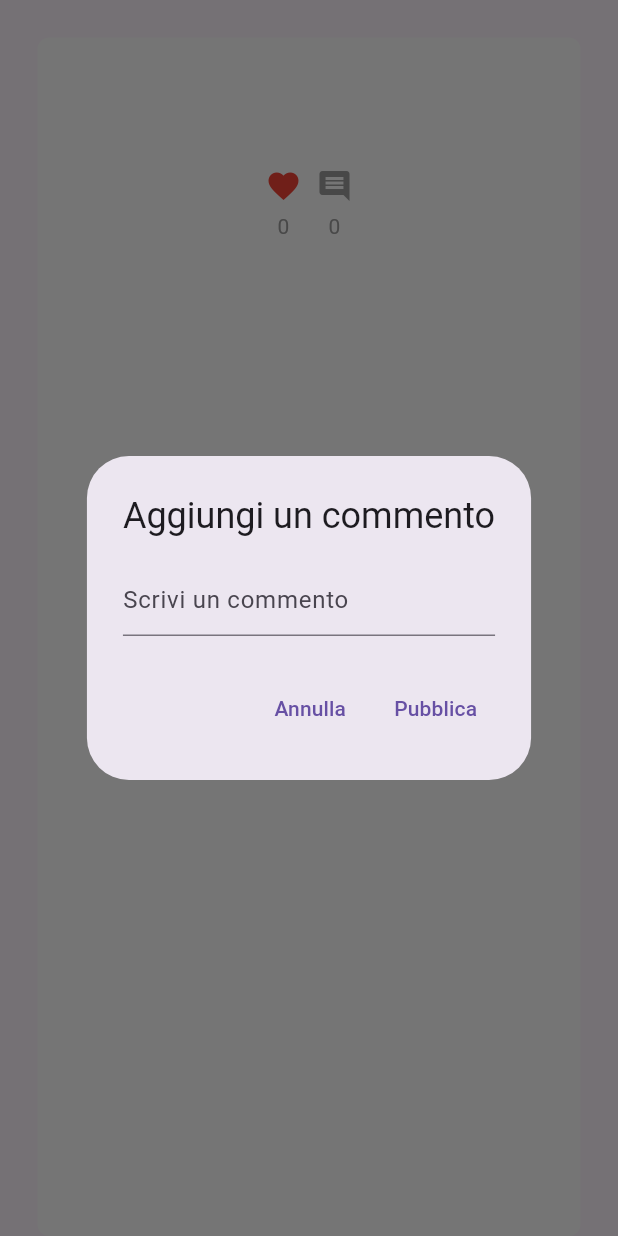
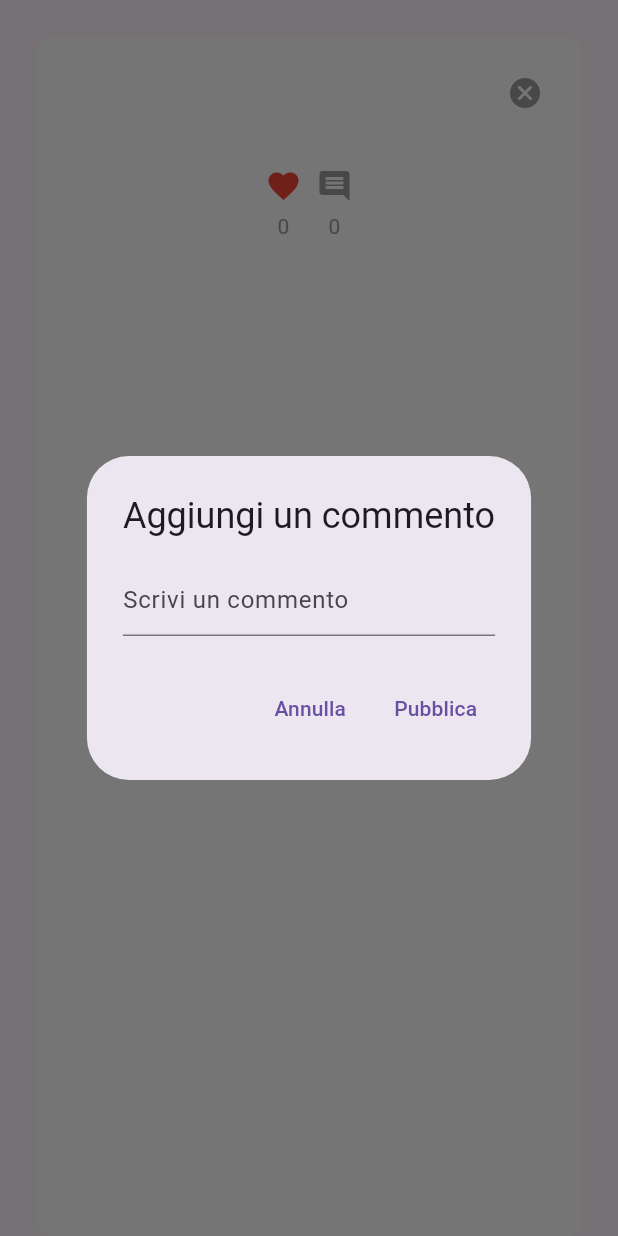
Before and after one commit to RaderRavvi/PeerPrep, a Flutter app: the WallPost widget shown alone on an empty page, opened directly with empty values, after a tap on the "favorite outline" icon, after a tap on the "comment" icon, on a phone screen of 412 x 824 dp. Run offline on Flutter 3.47's test engine with Material 3 defaults, Android fonts, the phone set to English and light mode, and no system bars; our stand-ins replace cloud_firestore, firebase_auth, firebase_core, firebase_storage, google_fonts; accounts and stored records are empty.

Commit message:
feat: delete post button
added a button to delete posts from the database

```diff
--- a/lib/screens/homepage/homepage.dart
+++ b/lib/screens/homepage/homepage.dart
@@ -18,7 +18,7 @@ class _HomePageState extends State<HomePage> {
     return Scaffold(
       backgroundColor: Colors.grey[300],
       appBar: AppBar(
-        title: Text(
+        title: const Text(
           'PeerPrep'
         ),
         titleTextStyle: const TextStyle(
@@ -49,7 +49,8 @@ class _HomePageState extends State<HomePage> {
                           .doc(Utils.currentUid())
                           .collection('posts')
                           .orderBy(
-                            'TimeStamp'
+                            'TimeStamp',
+                            descending: true,
                           ).snapshots(),
                 builder: (context, snapshot) {
                   if(snapshot.hasData) {
--- /dev/null
+++ b/lib/widgets/buttons/delete_button.dart
@@ -0,0 +1,17 @@
+import 'package:flutter/material.dart';
+
+class DeleteButton extends StatelessWidget {
+  final void Function()? onTap;
+  const DeleteButton({super.key, this.onTap});
+
+  @override
+  Widget build(BuildContext context) {
+    return GestureDetector(
+      onTap: onTap,
+      child: const Icon(
+        Icons.cancel,
+        color: Colors.grey,
+      ),
+    );
+  }
+}
--- a/lib/widgets/wall_post.dart
+++ b/lib/widgets/wall_post.dart
@@ -5,6 +5,7 @@ import 'package:peerprep2/services/homepage_service.dart';
 import 'package:peerprep2/utils/firebase.dart';
 import 'package:peerprep2/utils/utils.dart';
 import 'package:peerprep2/widgets/buttons/comment_button.dart';
+import 'package:peerprep2/widgets/buttons/delete_button.dart';
 import 'package:peerprep2/widgets/buttons/like_button.dart';
 import 'package:peerprep2/widgets/comment.dart';
 
@@ -68,6 +69,11 @@ class _WallPostState extends State<WallPost> {
         crossAxisAlignment: CrossAxisAlignment.start,
         children: [
           // Post
+          Row(
+            mainAxisAlignment: MainAxisAlignment.spaceBetween,
+            crossAxisAlignment: CrossAxisAlignment.start,
+            children: [
+              // Gruppo di testo (messaggio + username)
               Column(
                 crossAxisAlignment: CrossAxisAlignment.start,
                 children: [
@@ -78,6 +84,14 @@ class _WallPostState extends State<WallPost> {
                   Text(
                     widget.user,
                     style: const TextStyle(color: Colors.grey),
+                  ),
+                ],
+              ),
+
+              // Pulsante per eliminare il post
+              if(widget.user == currentUser.email)
+              DeleteButton(
+                onTap: () => HomePageService().deletePost(context, widget.postId)
               ),
             ],
           ),
```
Also changed, not shown: lib/services/homepage_service.dart (+49 -0 lines). Lines whose indentation alone changed are shown as unchanged.
